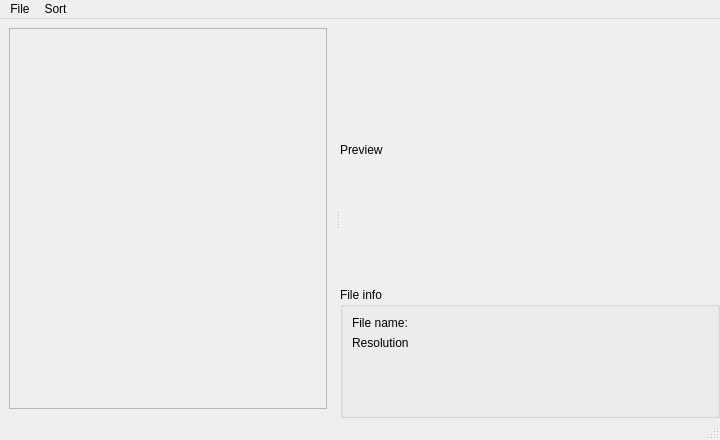
Old version of the form GUI/designer/MainWindow.ui in the repository slpAkkie/colorful-gallery.
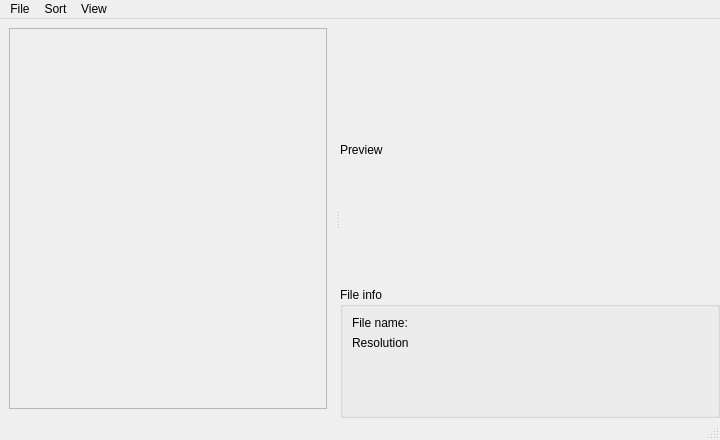
New version of the form.

Commit message: Add: changing amount of columns

Patch:
```diff
--- a/GUI/designer/MainWindow.ui
+++ b/GUI/designer/MainWindow.ui
@@ -227,8 +227,16 @@
     <addaction name="separator"/>
     <addaction name="UnsortedAction"/>
    </widget>
+   <widget class="QMenu" name="menuView">
+    <property name="title">
+     <string>View</string>
+    </property>
+    <addaction name="MoreColumnsAction"/>
+    <addaction name="LessColumnsAction"/>
+   </widget>
    <addaction name="FileMenu"/>
    <addaction name="SortMenu"/>
+   <addaction name="menuView"/>
   </widget>
   <widget class="QStatusBar" name="StatusBar"/>
   <action name="OpenAction">
```
Left out of the diff: 10 changed lines with no effect on the pictures. The commit also changes 2 other files.
